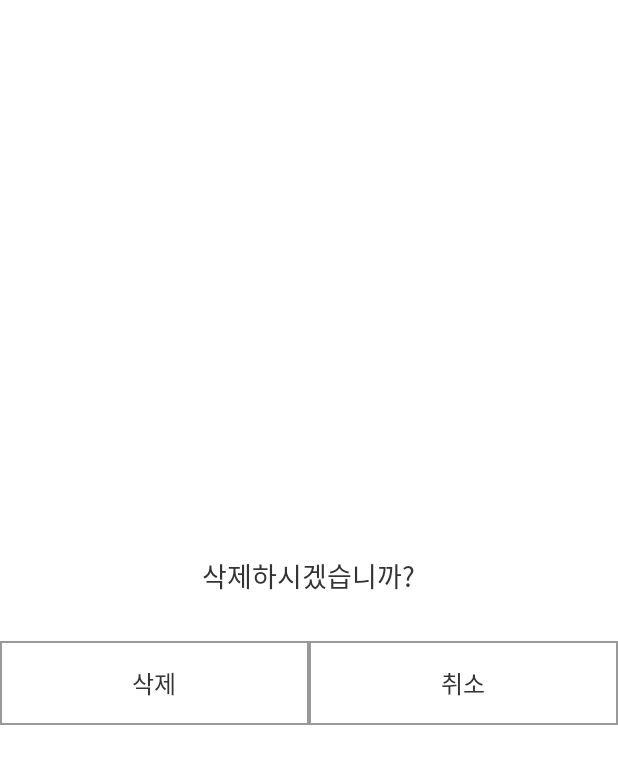
After one commit to Remembrall-2022/Remembrall, an Android app: the layout dialog_delete_datelog.xml on its own in the app's theme, with its tools: preview values and no code run, on a phone screen of 412 x 824 dp. The commit adds this screen. Shown: the top 764 px of the screen. Run offline under Robolectric (Android 15) with nearby library versions, the phone set to English and light mode, and no system bars.

Commit message:
feat:> 일기장 삭제

```diff
--- a/app/src/main/java/com/rememberall/remembrall/login/LoginActivity.kt
+++ b/app/src/main/java/com/rememberall/remembrall/login/LoginActivity.kt
@@ -78,7 +78,7 @@ class LoginActivity : AppCompatActivity() {
                         intent =  Intent(this@LoginActivity, MainActivity::class.java)
                         intent.addFlags(Intent.FLAG_ACTIVITY_NO_ANIMATION)
                         startActivity(intent)
-                        finish()
+                        finishAffinity()
                     }
                     else {
                         try {
--- a/app/src/main/java/com/rememberall/remembrall/update/UpdateDiaryActivity.kt
+++ b/app/src/main/java/com/rememberall/remembrall/update/UpdateDiaryActivity.kt
@@ -430,7 +430,7 @@ class UpdateDiaryActivity : AppCompatActivity() {
     }
 
     override fun onCreateOptionsMenu(menu: Menu?): Boolean {
-        menuInflater.inflate(R.menu.writediary_toolbar_menu, menu)
+        menuInflater.inflate(R.menu.readdiary_toolbar_menu, menu)
         return true
     }
 
--- a/app/src/main/java/com/rememberall/remembrall/write/WriteDiaryActivity.kt
+++ b/app/src/main/java/com/rememberall/remembrall/write/WriteDiaryActivity.kt
@@ -565,11 +565,6 @@ class WriteDiaryActivity() : AppCompatActivity() {
 
     }
 
-//    override fun onCreateOptionsMenu(menu: Menu?): Boolean {
-//        menuInflater.inflate(R.menu.writediary_toolbar_menu, menu)
-//        return true
-//    }
-
     override fun onOptionsItemSelected(item: MenuItem): Boolean {	//뒤로가기 버튼이 작동하도록
         when (item.itemId) {
             android.R.id.home -> {
--- /dev/null
+++ b/app/src/main/res/drawable/deletedialog_border_black.xml
@@ -0,0 +1,8 @@
+<?xml version="1.0" encoding="utf-8"?>
+<shape xmlns:android="http://schemas.android.com/apk/res/android"
+    android:shape="rectangle">
+
+    <stroke
+        android:width="1dp"
+        android:color="#999999"/>
+</shape>
--- /dev/null
+++ b/app/src/main/res/layout/dialog_delete_datelog.xml
@@ -0,0 +1,59 @@
+<?xml version="1.0" encoding="utf-8"?>
+<LinearLayout xmlns:android="http://schemas.android.com/apk/res/android"
+    xmlns:app="http://schemas.android.com/apk/res-auto"
+    xmlns:tools="http://schemas.android.com/tools"
+    android:layout_width="match_parent"
+    android:layout_height="match_parent"
+    tools:context=".read.DeleteDateLogDialog"
+    android:orientation="vertical"
+    android:gravity="center">
+<LinearLayout
+    android:layout_width="wrap_content"
+    android:layout_height="wrap_content"
+    android:gravity="center"
+    android:layout_marginVertical="30dp"
+    android:layout_marginHorizontal="40dp">
+    <TextView
+        android:layout_width="wrap_content"
+        android:layout_height="wrap_content"
+        android:textSize="18sp"
+        android:textColor="#333333"
+        android:text="삭제하시겠습니까?"/>
+</LinearLayout>
+    <LinearLayout
+        android:layout_width="match_parent"
+        android:layout_height="wrap_content"
+        android:orientation="horizontal"
+        android:gravity="center">
+        <LinearLayout
+            android:id="@+id/linear_deletedialog_delete"
+            android:layout_width="wrap_content"
+            android:layout_height="wrap_content"
+            android:background="@drawable/deletedialog_border_black"
+            android:layout_weight="1"
+            android:paddingVertical="16dp"
+            android:gravity="center">
+        <TextView
+            android:layout_width="wrap_content"
+            android:layout_height="wrap_content"
+            android:textSize="16sp"
+            android:textColor="#333333"
+            android:text="삭제"/>
+        </LinearLayout>
+        <LinearLayout
+            android:id="@+id/linear_deletedialog_cancel"
+            android:layout_width="wrap_content"
+            android:layout_height="wrap_content"
+            android:layout_weight="1"
+            android:background="@drawable/deletedialog_border_black"
+            android:paddingVertical="16dp"
+            android:gravity="center">
+        <TextView
+            android:layout_width="wrap_content"
+            android:layout_height="wrap_content"
+            android:textSize="16sp"
+            android:textColor="#333333"
+            android:text="취소"/>
+        </LinearLayout>
+    </LinearLayout>
+</LinearLayout>
--- a/app/src/main/res/menu/writediary_toolbar_menu.xml
+++ b/app/src/main/res/menu/writediary_toolbar_menu.xml
@@ -2,7 +2,7 @@
 <menu xmlns:android="http://schemas.android.com/apk/res/android"
     xmlns:app="http://schemas.android.com/apk/res-auto">
 
-    <item
+        <item
         android:id="@+id/toolbar_writediary_edit"
         android:title="수정"
         android:icon="@drawable/ic_edit"
@@ -14,4 +14,5 @@
         app:showAsAction="ifRoom"
         android:visible="false"
         />
+
 </menu>
```
Also changed, not shown: app/src/main/AndroidManifest.xml (+6 -4 lines), app/src/main/java/com/rememberall/remembrall/read/DeleteDateLogDialog.kt (added, +80 -0 lines), app/src/main/java/com/rememberall/remembrall/read/ReadDiaryActivity.kt (+20 -5 lines), app/src/main/java/com/rememberall/remembrall/read/ReadDiaryResponse.kt (+15 -0 lines), app/src/main/java/com/rememberall/remembrall/read/ReadDiaryService.kt (+10 -0 lines), app/src/main/res/layout/fragment_read_diary_list.xml (+6 -8 lines), app/src/main/res/menu/readdiary_toolbar_menu.xml (added, +24 -0 lines).
